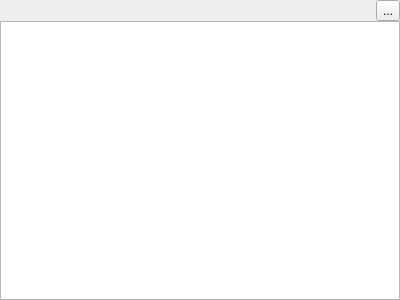
Before: the Qt Designer form App/ui/panels/terminal.ui in djeada/Lightpad, drawn with Qt 5.
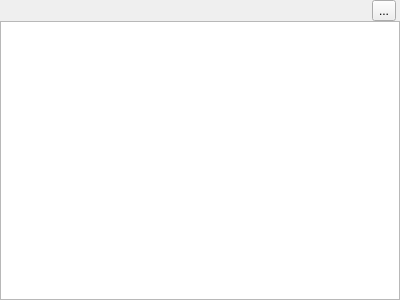
After: the same form once the commit is applied.

Commit message:
Improve terminal UI/UX: ANSI colors, better fonts, working directory label (#139)
* Initial plan

* Improve terminal UI/UX: better font, scrollbar styling, ANSI colors, working directory label, color-coded prompt

---------

Patch:
```diff
--- a/App/ui/panels/terminal.ui
+++ b/App/ui/panels/terminal.ui
@@ -31,18 +31,24 @@
    </property>
    <item>
     <layout class="QHBoxLayout" name="horizontalLayout_3">
+     <property name="leftMargin">
+      <number>8</number>
+     </property>
+     <property name="rightMargin">
+      <number>4</number>
+     </property>
      <item>
-      <spacer name="horizontalSpacer">
-       <property name="orientation">
-        <enum>Qt::Horizontal</enum>
+      <widget class="QLabel" name="cwdLabel">
+       <property name="text">
+        <string/>
        </property>
-       <property name="sizeHint" stdset="0">
-        <size>
-         <width>40</width>
-         <height>20</height>
-        </size>
+       <property name="sizePolicy">
+        <sizepolicy hsizetype="Expanding" vsizetype="Preferred">
+         <horstretch>1</horstretch>
+         <verstretch>0</verstretch>
+        </sizepolicy>
        </property>
-      </spacer>
+      </widget>
      </item>
      <item>
       <widget class="QToolButton" name="closeButton">
```
The commit also changes 4 other files.
